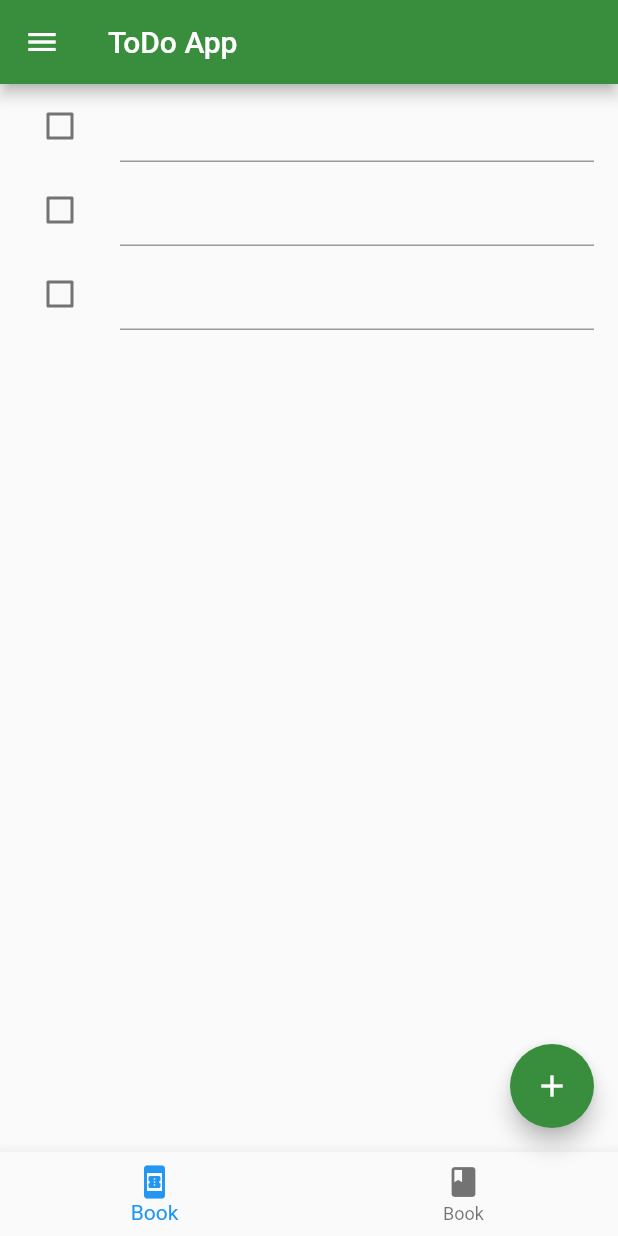
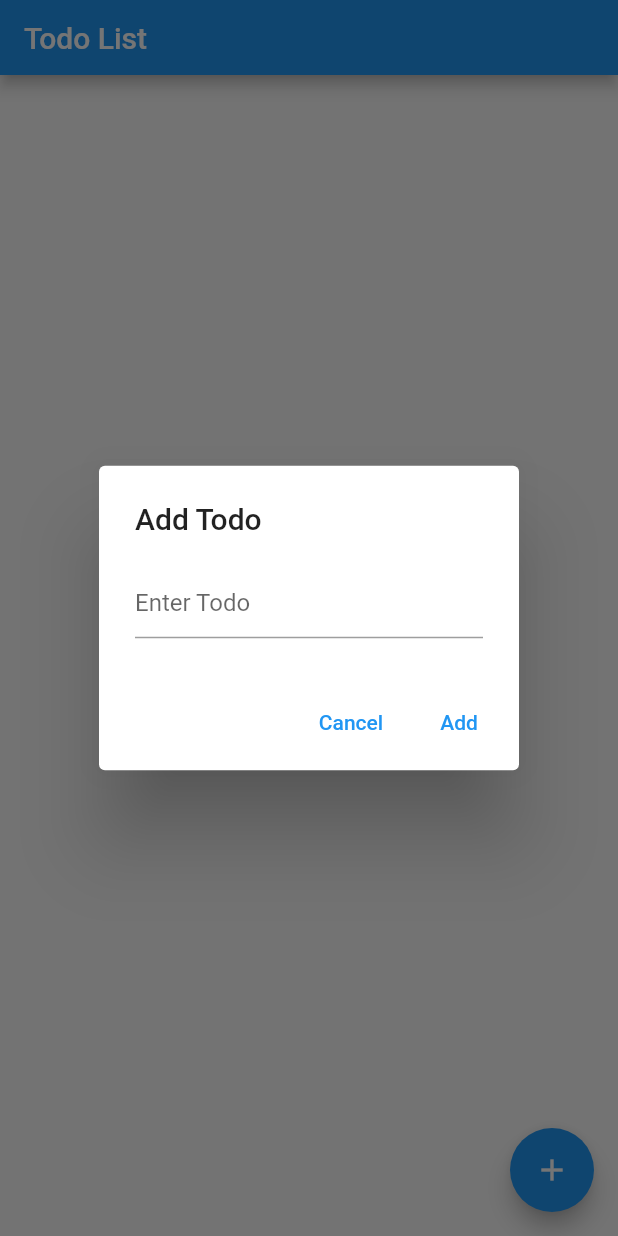
Before and after one commit to adachi-fumiya/flutter-todo, a Flutter app: the screen it shows after launch, after a tap on the "add" icon, on a phone screen of 412 x 824 dp. Run offline on Flutter 3.47's test engine with Material 2 defaults, Android fonts, the phone set to English and light mode, and no system bars.

Commit message:
ui修正

```diff
--- a/lib/main.dart
+++ b/lib/main.dart
@@ -2,130 +2,171 @@ import 'package:flutter/material.dart';
 import 'package:todo/todo.dart';
 
 void main() {
-  // runApp関数でウィジェットツリーのルートとなる。
-  runApp(const App());
+  runApp(const TodoApp());
 }
 
-class App extends StatelessWidget {
-  const App({Key? key}) : super(key: key);
+class TodoApp extends StatelessWidget {
+  const TodoApp({Key? key}) : super(key: key);
 
-  // stateLessWidget または stateFulWidgetを継承した場合は必ずbuildメソッドをオーバーライドしないといけない。
   @override
   Widget build(BuildContext context) {
-    return const MaterialApp(
-      home: HomeScreen(),
+    return MaterialApp(
+      title: 'Todo App',
+      theme: ThemeData(
+        primarySwatch: Colors.blue,
+      ),
+      home: TodoScreen(),
     );
   }
 }
 
-// 途中で値が変わったらそれを反映させる必要があるのでStatefulWidgetを記載する
-class HomeScreen extends StatefulWidget {
-  const HomeScreen({Key? key}) : super(key: key);
+class TodoScreen extends StatefulWidget {
+  const TodoScreen({Key? key}) : super(key: key);
 
-// StatefulWidgetはWidgetにstateの概念をいれて拡張したもの
-// StatefulWidgetはcreateStateメソッドを持ち、これがStateクラスを返す
   @override
-  ////stateを継承している型
-  _HomeScreenState createState() => _HomeScreenState();
+  _TodoScreenState createState() => _TodoScreenState();
 }
 
-class _HomeScreenState extends State<HomeScreen> {
-  // 初めに3つTODOリストを作成
-  final _todos = List.generate(
-    2,
-    (index) => ToDo(),
-  );
+class _TodoScreenState extends State<TodoScreen> {
+  List<String> todos = [];
+  TextEditingController todoController = TextEditingController();
+  int editingIndex = -1;
 
-  final GlobalKey<ScaffoldState> _scaffoldKey = GlobalKey<ScaffoldState>();
-
-  void _openDrawer() {
-    _scaffoldKey.currentState!.openDrawer();
+  void addTodo() {
+    setState(() {
+      todos.add(todoController.text);
+      todoController.clear();
+    });
   }
 
-  void _closeDrawer() {
-    Navigator.of(context).pop();
+  void removeTodoAtIndex(int index) {
+    setState(() {
+      todos.removeAt(index);
+    });
+  }
+
+  void startEditing(int index) {
+    setState(() {
+      editingIndex = index;
+      todoController.text = todos[index];
+    });
+  }
+
+  void updateTodo() {
+    setState(() {
+      todos[editingIndex] = todoController.text;
+      todoController.clear();
+      editingIndex = -1;
+    });
+  }
+
+  void cancelEditing() {
+    setState(() {
+      todoController.clear();
+      editingIndex = -1;
+    });
   }
 
   @override
   Widget build(BuildContext context) {
-    // scaffold:足場
     return Scaffold(
       appBar: AppBar(
-          title: const Text('ToDo App'),
-          backgroundColor: const Color(0xFF388E3C),
+        title: const Text('Todo List'),
+        toolbarHeight: 50,
       ),
-        // ListView.builder()は基本的なリストを作成する
       body: ListView.builder(
-          //生成する個数を指定する
-          itemCount: _todos.length,
-
-          // ↓itemBuilderの関数型の定義 Widget型を返す 引数にはこれら↓
-          // IndexedWidgetBuilder = Widget Function(BuildContext context, int index);
-          // CheckboxListTileについて 公式 https://api.flutter.dev/flutter/material/CheckboxListTile-class.html
-          itemBuilder: (BuildContext context, int index) {
+        itemCount: todos.length,
+        itemBuilder: (context, index) {
+          if (index == editingIndex) { // 編集中
             return ListTile(
-              leading: Checkbox(
-                value: _todos[index].checked,
-                onChanged: (e) {
-                  // setStateはフレームワーク側に画面更新が必要であることを通知します。
-                  setState(() {
-                    _todos[index].checked = e; //イベントeを受け取り反映 true, false
-                  });
+              title: TextField(
+                controller: todoController,
+                autofocus: true,
+                decoration: const InputDecoration(
+                  hintText: 'Edit Todo',
+                ),
+              ),
+              trailing: Row(
+                mainAxisSize: MainAxisSize.min,
+                children: [
+                  IconButton(
+                    icon: const Icon(Icons.check),
+                    onPressed: () {
+                      updateTodo();
                     },
                   ),
-              title: TextFormField(
-                style: _todos[index].checked == true
-                    ? const TextStyle(decoration: TextDecoration.lineThrough) // 取り消し線
-                    : const TextStyle(color: Colors.black), // falseの時はただの黒色
+                  IconButton(
+                    icon: const Icon(Icons.close),
+                    onPressed: () {
+                      cancelEditing();
+                    },
+                  ),
+                ],
               ),
             );
+          } else { // 通常時
+            final todoItem = todos[index];
+            return Dismissible(
+              key: Key(todoItem),
+              onDismissed: (direction) {
+                removeTodoAtIndex(index);
+                ScaffoldMessenger.of(context).showSnackBar(
+                  SnackBar(
+                    content: Text('Deleted: $todoItem'),
+                    duration: const Duration(seconds: 2),
+                  ),
+                );
+              },
+              background: Container(
+                color: Colors.red,
+                child: const Icon(Icons.delete, color: Colors.white),
+                alignment: Alignment.centerRight,
+                padding: const EdgeInsets.only(right: 16.0),
+              ),
+              child: ListTile(
+                title: Text(todoItem),
+                onTap: () {
+                  startEditing(index);
+                },
+              ),
+            );
+          }
         },
       ),
       floatingActionButton: FloatingActionButton(
         child: const Icon(Icons.add),
-          backgroundColor: const Color(0xFF388E3C),
         onPressed: () {
-            // setState()を呼び出すことで裏では再度buildメソッドを呼び出して変更された変数で再描画している
-            setState(() {
-              _todos.add(
-                ToDo(),
-              );
-            });
+          showDialog(
+            context: context,
+            builder: (context) {
+              return AlertDialog(
+                title: const Text('Add Todo'),
+                content: TextField(
+                  controller: todoController,
+                  decoration: const InputDecoration(
+                    hintText: 'Enter Todo',
+                  ),
+                ),
+                actions: [
+                  TextButton(
+                    child: const Text('Cancel'),
+                    onPressed: () {
+                      Navigator.of(context).pop();
                     },
                   ),
-        // ボトムにバーを追加できる。
-        bottomNavigationBar: BottomNavigationBar(
-          items: const <BottomNavigationBarItem>[
-            BottomNavigationBarItem(
-              icon: Icon(Icons.book),
-              activeIcon: Icon(Icons.book_online),
-              label: 'Book',
-              tooltip: "This is a Book Page",
-              backgroundColor: Colors.blue,
-            ),
-            BottomNavigationBarItem(
-              icon: Icon(Icons.book),
-              activeIcon: Icon(Icons.book_online),
-              label: 'Book',
-              tooltip: "This is a Book Page",
-              backgroundColor: Colors.blue,
+                  TextButton(
+                    child: const Text('Add'),
+                    onPressed: () {
+                      addTodo();
+                      Navigator.of(context).pop();
+                    },
                   ),
                 ],
+              );
+            },
+          );
+        },
       ),
-        // 左上のdrawer
-        drawer: Drawer(
-        child: Center(
-          child: Column(
-            mainAxisAlignment: MainAxisAlignment.center,
-            children: <Widget>[
-              const Text('This is the Drawer'),
-              ElevatedButton(
-                onPressed: _closeDrawer,
-                child: const Text('Close Drawer'),
-              ),
-            ],
-          ),
-        ),
-      ));
+    );
   }
 }
--- a/lib/todo.dart
+++ b/lib/todo.dart
@@ -1,8 +1,8 @@
 import 'package:flutter/material.dart';
 
-class ToDo {
+class Todo {
   String title;
   bool? checked;
 
-  ToDo([this.title = "", this.checked = false]);
+  Todo([this.title = "", this.checked = false]);
 }
```
Also changed, not shown: 2 other files. Lines whose indentation alone changed are shown as unchanged.
